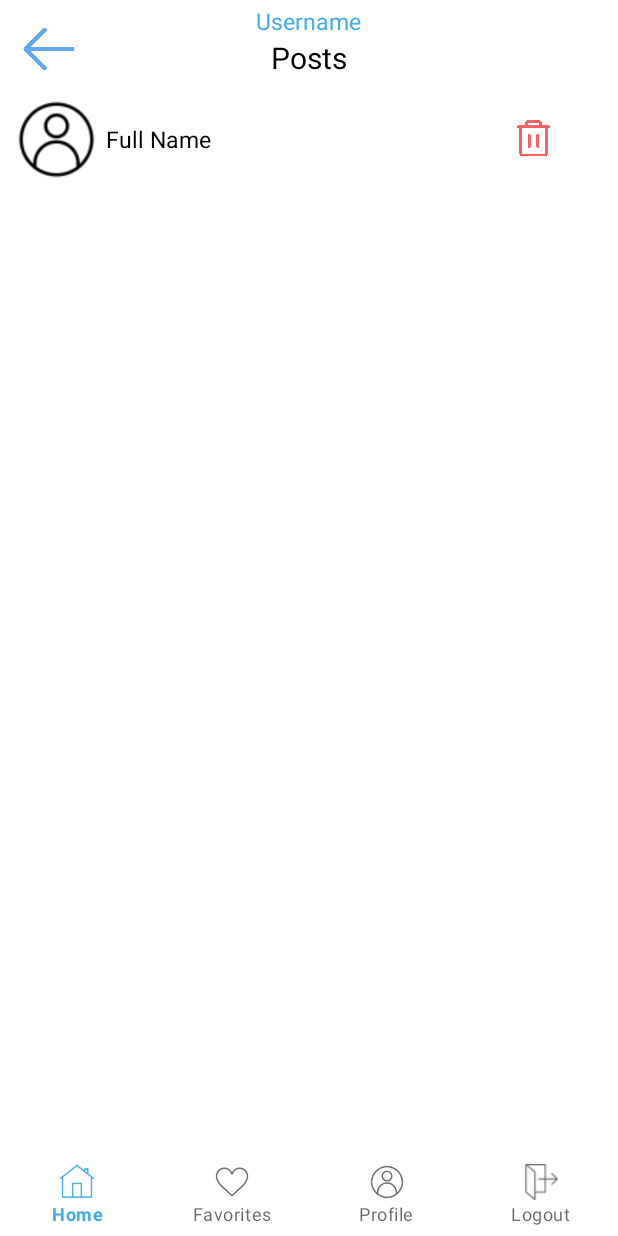
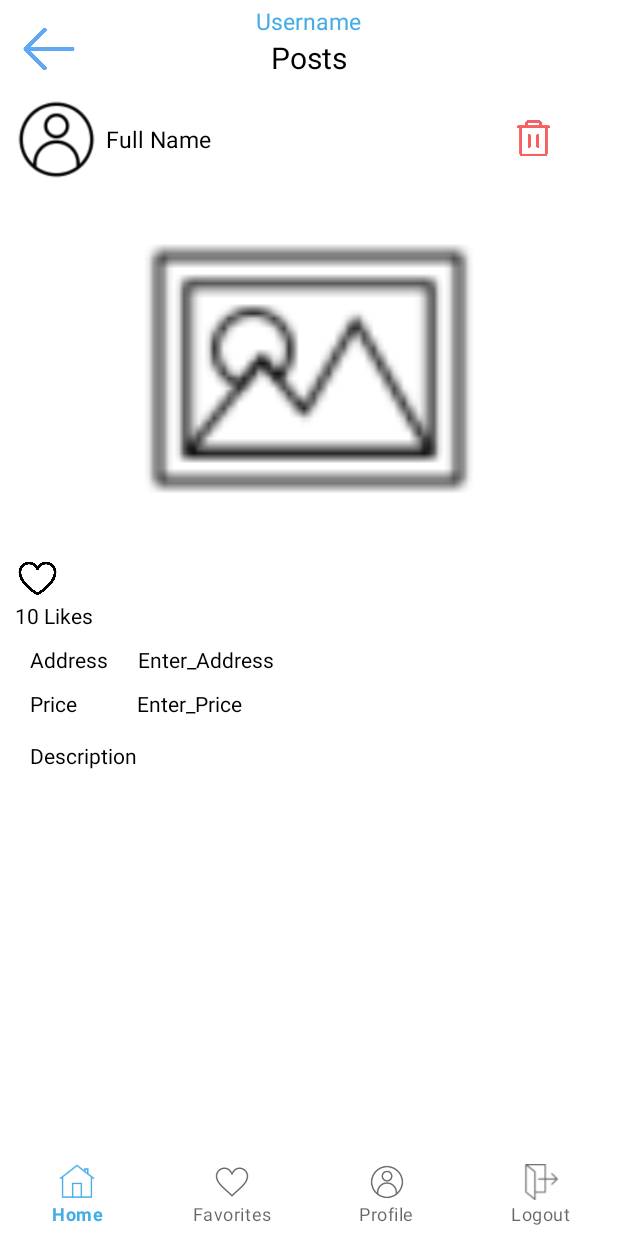
Before and after one commit to koralduel/Mesablet, an Android app: the PostPage screen opened directly, with no data from a screen before it, on a phone screen of 412 x 824 dp. Run offline under Robolectric (Android 15) with nearby library versions, the light colour scheme and no system bars; Roboto replaces fonts that are not available here.

Commit message:
post page design

```diff
--- a/app/src/main/res/layout/activity_post_page.xml
+++ b/app/src/main/res/layout/activity_post_page.xml
@@ -60,35 +60,120 @@
         <LinearLayout
             android:layout_width="match_parent"
             android:layout_height="wrap_content"
-            android:orientation="horizontal"
-            android:layout_marginTop="10dp">
+            android:layout_marginTop="10dp"
+            android:orientation="horizontal">
+
             <ImageView
                 android:id="@+id/postOwnerPhoto"
                 android:layout_width="55dp"
                 android:layout_height="55dp"
-                android:src="@drawable/ic_profile"
-                android:layout_marginLeft="10dp"/>
+                android:layout_marginLeft="10dp"
+                android:src="@drawable/ic_profile" />
+
             <TextView
                 android:id="@+id/postOwnerFullName"
                 android:layout_width="wrap_content"
                 android:layout_height="wrap_content"
+                android:layout_gravity="center"
+                android:layout_marginLeft="5dp"
                 android:text="@string/full_name"
-                android:textSize="15sp"
                 android:textColor="@color/black"
-                android:layout_gravity="center"
-                android:layout_marginLeft="5dp"/>
+                android:textSize="15sp" />
 
             <ImageView
                 android:id="@+id/postDeleteBtn"
                 android:layout_width="30dp"
                 android:layout_height="30dp"
-                android:src="@drawable/ic_delete"
+                android:layout_gravity="center"
                 android:layout_marginLeft="200dp"
-                android:layout_gravity="center"/>
+                android:src="@drawable/ic_delete" />
         </LinearLayout>
 
+        <ImageView
+            android:id="@+id/postPhoto"
+            android:layout_width="match_parent"
+            android:layout_height="250dp"
+            android:src="@drawable/ic_image" />
 
+        <ImageView
+            android:id="@+id/likeBtn"
+            android:layout_width="30dp"
+            android:layout_height="30dp"
+            android:src="@drawable/ic_like"
+            android:layout_marginLeft="10dp"/>
+
+        <TextView
+                android:id="@+id/number_of_likes"
+                android:layout_width="wrap_content"
+                android:layout_height="wrap_content"
+                android:text="10 Likes"
+                android:textColor="@color/black"
+                android:layout_marginLeft="10dp"/>
+
+        <LinearLayout
+            android:id="@+id/LL_Address"
+            android:layout_width="match_parent"
+            android:layout_height="wrap_content"
+            android:layout_marginTop="10dp"
+            android:orientation="horizontal">
+
+            <TextView
+                android:id="@+id/TV_Address"
+                android:layout_width="wrap_content"
+                android:layout_height="wrap_content"
+                android:layout_marginStart="20dp"
+                android:layout_marginEnd="20dp"
+                android:text="@string/address"
+                android:textColor="@color/black"/>
+
+            <TextView
+                android:id="@+id/TV_Enter_Address"
+                android:layout_width="match_parent"
+                android:layout_height="wrap_content"
+                android:layout_marginEnd="20dp"
+                android:text="@string/enter_address"
+                android:textColor="@color/black"/>
+
+        </LinearLayout>
+
+        <LinearLayout
+            android:id="@+id/LL_Price"
+            android:layout_width="match_parent"
+            android:layout_height="wrap_content"
+            android:layout_marginTop="10dp"
+            android:orientation="horizontal">
+
+            <TextView
+                android:id="@+id/TV_Price"
+                android:layout_width="wrap_content"
+                android:layout_height="wrap_content"
+                android:layout_marginStart="20dp"
+                android:layout_marginEnd="20dp"
+                android:text="@string/price"
+                android:textColor="@color/black"/>
+
+            <TextView
+                android:id="@+id/TV_Enter_Price"
+                android:layout_width="match_parent"
+                android:layout_height="wrap_content"
+                android:layout_marginStart="20dp"
+                android:layout_marginEnd="20dp"
+                android:text="@string/enter_price"
+                android:textColor="@color/black"/>
+
+        </LinearLayout>
+
+        <TextView
+            android:id="@+id/Tv_post_content"
+            android:layout_width="match_parent"
+            android:layout_height="wrap_content"
+            android:layout_marginStart="20dp"
+            android:layout_marginTop="15dp"
+            android:layout_marginEnd="20dp"
+            android:text="@string/description"
+            android:textColor="@color/black"/>
     </LinearLayout>
+
 
     <LinearLayout
         android:id="@+id/bottomMenu"
```
Also changed, not shown: app/src/main/res/drawable/ic_like.png (added), app/src/main/res/drawable/ic_like_full.png (added).
